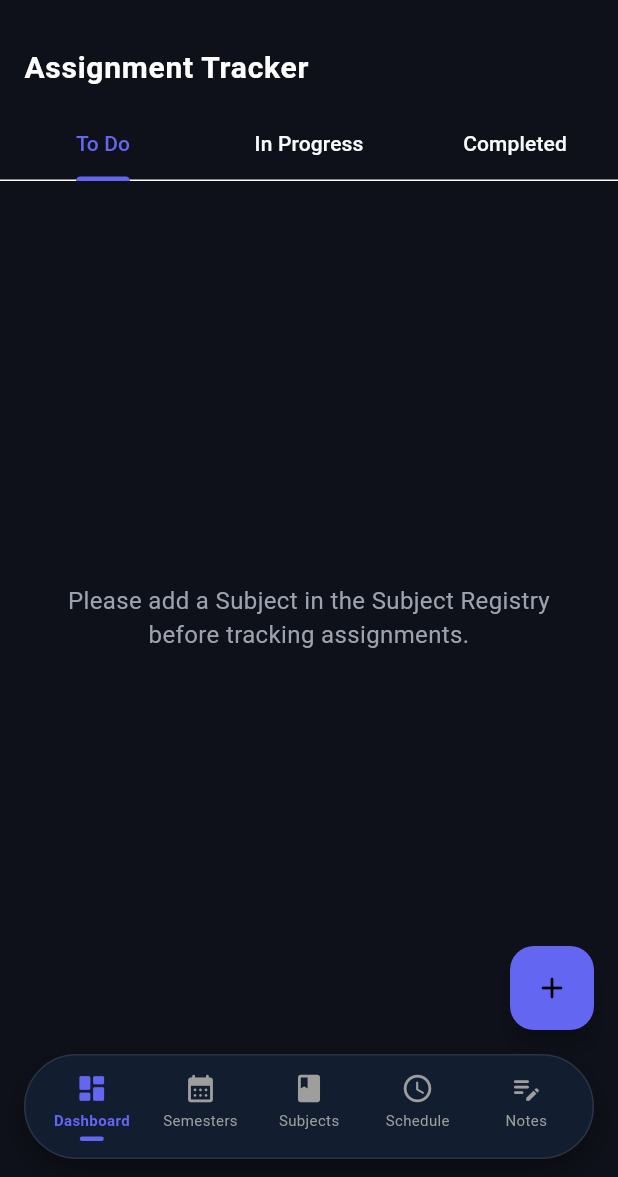
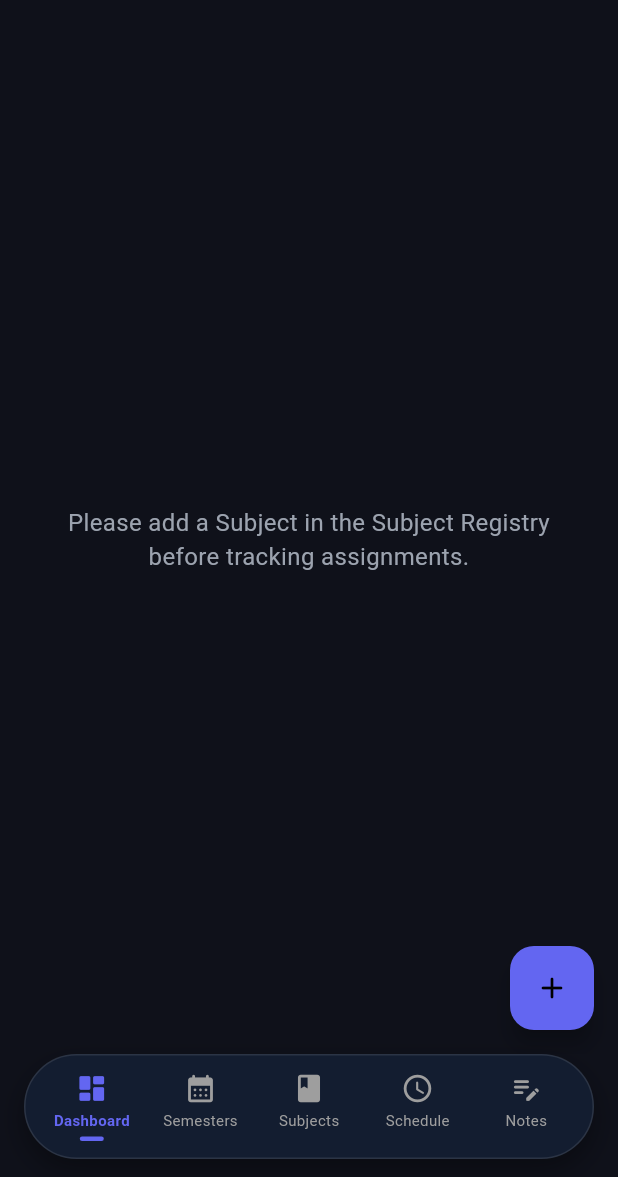
Before and after one commit to KerroldJ/semestra_app, a Flutter app: the AssignmentPage screen opened by its route, on a phone screen of 412 x 824 dp, the part 59-1236 px from its top. Run offline on Flutter 3.47's test engine with Material 3 defaults, Android fonts, the phone set to English and light mode, and no system bars; our stand-ins replace flutter_riverpod, go_router, sqflite; accounts and stored records are empty.

Commit message:
refactor: remove app bar from AssignmentPage and StudyTimerPage

```diff
--- a/lib/features/assignment/presentation/pages/assignment_page.dart
+++ b/lib/features/assignment/presentation/pages/assignment_page.dart
@@ -35,17 +35,6 @@ class _AssignmentPageState extends ConsumerState<AssignmentPage> with SingleTick
     final theme = Theme.of(context);
 
     return Scaffold(
-      appBar: AppBar(
-        title: const Text('Assignment Tracker'),
-        bottom: TabBar(
-          controller: _tabController,
-          tabs: const [
-            Tab(text: 'To Do'),
-            Tab(text: 'In Progress'),
-            Tab(text: 'Completed'),
-          ],
-        ),
-      ),
       body: subjectState.when(
         data: (subjects) {
           if (subjects.isEmpty) {
--- a/lib/features/study_timer/presentation/pages/study_timer_page.dart
+++ b/lib/features/study_timer/presentation/pages/study_timer_page.dart
@@ -30,9 +30,6 @@ class StudyTimerPage extends ConsumerWidget {
     else if (timerState.sessionType == 2) stateLabel = 'Long Break';
 
     return Scaffold(
-      appBar: AppBar(
-        title: const Text('Pomodoro Study Timer'),
-      ),
       body: SingleChildScrollView(
         padding: const EdgeInsets.all(24),
         child: Column(
```
